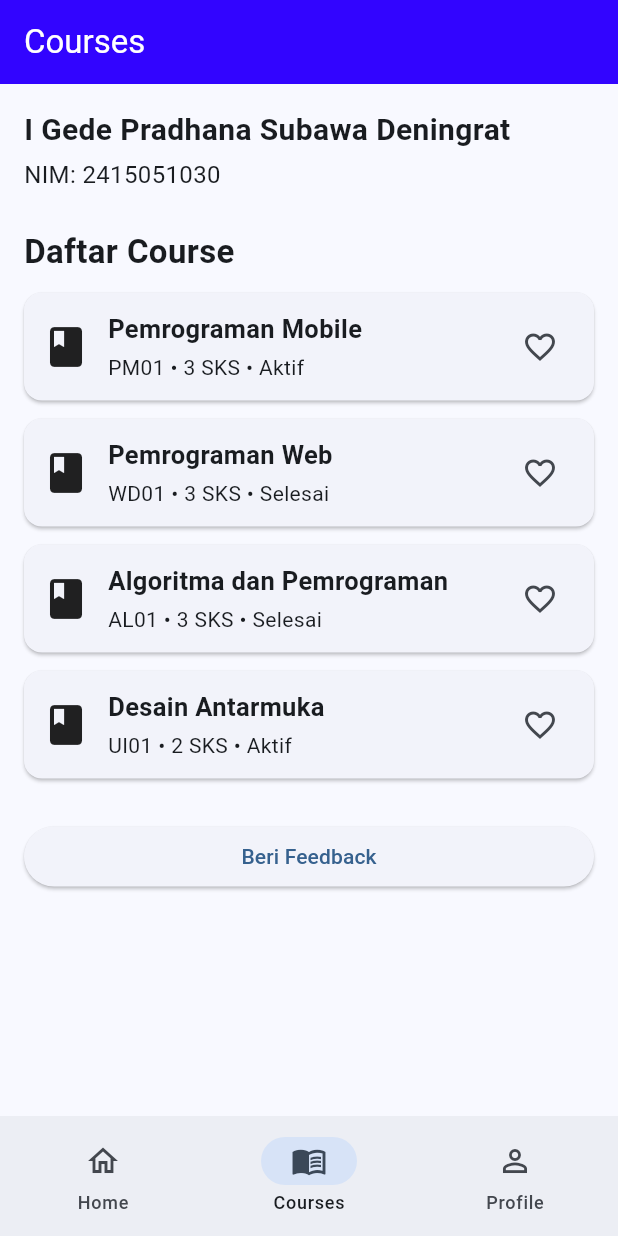
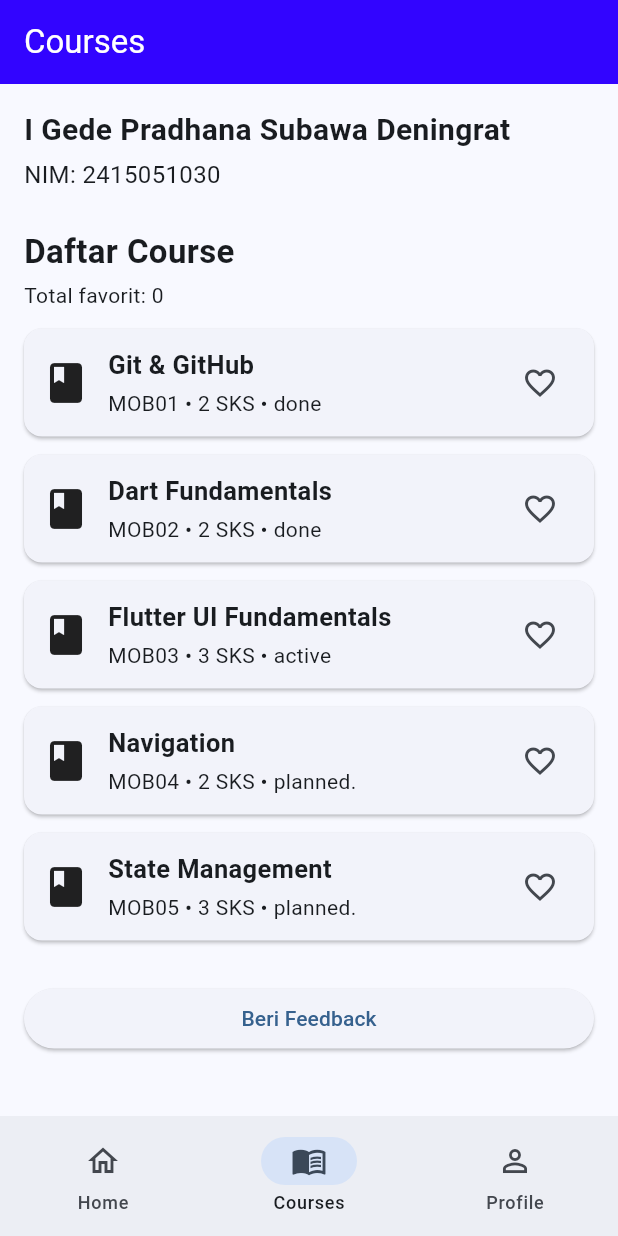
Before and after one commit to GedePradhana/flutter_ui_pert5, a Flutter app: the screen it shows after launch, item 2 of the bottom bar chosen, on a phone screen of 412 x 824 dp. Run offline on Flutter 3.47's test engine with Material 3 defaults, Android fonts, the phone set to English and light mode, and no system bars.

Commit message:
Terapkan lifting state up dan single source of truth

```diff
--- a/lib/main.dart
+++ b/lib/main.dart
@@ -1,7 +1,30 @@
+import 'dart:convert';
 import 'package:flutter/material.dart';
+import 'package:flutter/services.dart' show rootBundle;
 
 const String studentName = 'I Gede Pradhana Subawa Deningrat';
 const String studentId = '2415051030';
+
+// ==================== DATA COURSE ====================
+// Data course TIDAK lagi hardcoded di sini. Data diambil dari
+// assets/data/student_data.json (lihat loadCourseData di bawah).
+// Field 'favorite' tetap tidak ada di sumber data, karena status
+// favorite dimiliki oleh MainNavigationPage (single source of truth).
+
+// Membaca dan mem-parsing file JSON di folder data.
+// Catatan: langkah ini nantinya akan dipisah ke CourseService
+// (Tahap 9) dan CourseRepository (Tahap 10) agar tidak dipanggil
+// langsung dari UI.
+Future<List<Map<String, dynamic>>> loadCourseData() async {
+  final jsonString = await rootBundle.loadString(
+    'assets/data/student_data.json',
+  );
+
+  final data = jsonDecode(jsonString) as Map<String, dynamic>;
+  final list = data['courses'] as List<dynamic>;
+
+  return list.cast<Map<String, dynamic>>();
+}
 
 void main() {
   runApp(const MyApp());
@@ -32,6 +55,13 @@ class MyApp extends StatelessWidget {
 }
 
 // ==================== MAIN NAVIGATION ====================
+// TAHAP 3: LIFTING STATE UP
+// State favorite dipindahkan ke MainNavigationPage karena
+// ini adalah ancestor terdekat dari HomePage dan CoursesPage
+// (dua widget yang sama-sama membutuhkan data favorite).
+//
+// MainNavigationPage juga menjadi tempat courses dimuat dari
+// JSON, supaya hanya ada SATU proses loading untuk seluruh app.
 
 class MainNavigationPage extends StatefulWidget {
   const MainNavigationPage({super.key});
@@ -45,16 +75,101 @@ class _MainNavigationPageState
     extends State<MainNavigationPage> {
   int currentIndex = 0;
 
-  final List<Widget> pages = const [
-    HomePage(),
-    CoursesPage(),
-    ProfilePage(),
-  ];
+  // SINGLE SOURCE OF TRUTH
+  // Hanya ada SATU tempat penyimpanan favorite di seluruh aplikasi.
+  // Child tidak boleh menyimpan salinan sendiri.
+  final Set<String> favoriteCodes = {};
+
+  // Data course hasil load dari JSON, dan status loading-nya.
+  List<Map<String, dynamic>> courses = [];
+  bool isLoading = true;
+  String? errorMessage;
+
+  @override
+  void initState() {
+    super.initState();
+    _loadCourses();
+  }
+
+  Future<void> _loadCourses() async {
+    try {
+      final result = await loadCourseData();
+
+      if (!mounted) {
+        return;
+      }
+
+      setState(() {
+        courses = result;
+        isLoading = false;
+      });
+    } catch (e) {
+      if (!mounted) {
+        return;
+      }
+
+      setState(() {
+        errorMessage = e.toString();
+        isLoading = false;
+      });
+    }
+  }
+
+  // Aksi perubahan state. Method ini dikirim ke child
+  // sebagai callback.
+  void toggleFavorite(String code) {
+    setState(() {
+      if (favoriteCodes.contains(code)) {
+        favoriteCodes.remove(code);
+      } else {
+        favoriteCodes.add(code);
+      }
+    });
+  }
 
   @override
   Widget build(BuildContext context) {
     final isWide =
         MediaQuery.of(context).size.width >= 600;
+
+    // Selama data belum selesai dimuat, tampilkan loading
+    // penuh layar terlebih dahulu.
+    if (isLoading) {
+      return const Scaffold(
+        body: Center(
+          child: CircularProgressIndicator(),
+        ),
+      );
+    }
+
+    if (errorMessage != null) {
+      return Scaffold(
+        body: Center(
+          child: Padding(
+            padding: const EdgeInsets.all(16),
+            child: Text(
+              'Gagal memuat data course:\n$errorMessage',
+              textAlign: TextAlign.center,
+            ),
+          ),
+        ),
+      );
+    }
+
+    // pages dibuat di dalam build() karena sekarang
+    // bergantung pada state (favoriteCodes dan courses).
+    final List<Widget> pages = [
+      HomePage(
+        courses: courses,
+        favoriteCodes: favoriteCodes,
+      ),
+      CoursesPage(
+        courses: courses,
+        favoriteCodes: favoriteCodes,
+        onToggleFavorite: toggleFavorite,
+      ),
+      const ProfilePage(),
+    ];
 
     return Scaffold(
       body: Row(
@@ -125,18 +240,36 @@ class _MainNavigationPageState
 }
 
 // ==================== HOME PAGE ====================
+// WIDGET KE-1 yang menampilkan state favorite.
+// Hanya MEMBACA data dari parent (tidak punya salinan sendiri).
 
 class HomePage extends StatelessWidget {
-  const HomePage({super.key});
+  final List<Map<String, dynamic>> courses;
+  final Set<String> favoriteCodes;
+
+  const HomePage({
+    super.key,
+    required this.courses,
+    required this.favoriteCodes,
+  });
 
   @override
   Widget build(BuildContext context) {
+    // Ambil judul course yang difavoritkan berdasarkan kode.
+    final favoriteTitles = courses
+        .where(
+          (course) =>
+              favoriteCodes.contains(course['code']),
+        )
+        .map((course) => course['title'] as String)
+        .toList();
+
     return Scaffold(
       appBar: AppBar(
         title: const Text('Home'),
       ),
       body: Center(
-        child: Padding(
+        child: SingleChildScrollView(
           padding: const EdgeInsets.all(16),
           child: Column(
             mainAxisSize: MainAxisSize.min,
@@ -182,6 +315,47 @@ class HomePage extends StatelessWidget {
                 'Selamat datang di Course Explorer.',
                 textAlign: TextAlign.center,
               ),
+
+              const SizedBox(height: 24),
+
+              // Tampilan state favorite (dibaca dari parent)
+              Card(
+                child: Padding(
+                  padding: const EdgeInsets.all(16),
+                  child: Column(
+                    children: [
+                      Row(
+                        mainAxisSize: MainAxisSize.min,
+                        children: [
+                          const Icon(
+                            Icons.favorite,
+                            color: Colors.red,
+                          ),
+                          const SizedBox(width: 8),
+                          Text(
+                            'Course Favorit: ${favoriteCodes.length}',
+                            style: const TextStyle(
+                              fontSize: 18,
+                              fontWeight: FontWeight.bold,
+                            ),
+                          ),
+                        ],
+                      ),
+
+                      const SizedBox(height: 8),
+
+                      if (favoriteTitles.isEmpty)
+                        const Text(
+                          'Belum ada course favorit.',
+                        )
+                      else
+                        ...favoriteTitles.map(
+                          (title) => Text('• $title'),
+                        ),
+                    ],
+                  ),
+                ),
+              ),
             ],
           ),
         ),
@@ -191,47 +365,27 @@ class HomePage extends StatelessWidget {
 }
 
 // ==================== COURSES PAGE ====================
+// WIDGET KE-2 yang memakai state favorite.
+// Sekarang StatelessWidget karena tidak lagi memiliki state sendiri:
+//  - data masuk lewat constructor (courses, favoriteCodes)
+//  - aksi keluar lewat callback (onToggleFavorite)
 
-class CoursesPage extends StatefulWidget {
-  const CoursesPage({super.key});
+class CoursesPage extends StatelessWidget {
+  final List<Map<String, dynamic>> courses;
+  final Set<String> favoriteCodes;
+  final void Function(String code) onToggleFavorite;
 
-  @override
-  State<CoursesPage> createState() => _CoursesPageState();
-}
+  const CoursesPage({
+    super.key,
+    required this.courses,
+    required this.favoriteCodes,
+    required this.onToggleFavorite,
+  });
 
-class _CoursesPageState extends State<CoursesPage> {
-  final List<Map<String, dynamic>> courses = [
-    {
-      'code': 'PM01',
-      'title': 'Pemrograman Mobile',
-      'credits': 3,
-      'status': 'Aktif',
-      'favorite': false,
-    },
-    {
-      'code': 'WD01',
-      'title': 'Pemrograman Web',
-      'credits': 3,
-      'status': 'Selesai',
-      'favorite': false,
-    },
-    {
-      'code': 'AL01',
-      'title': 'Algoritma dan Pemrograman',
-      'credits': 3,
-      'status': 'Selesai',
-      'favorite': false,
-    },
-    {
-      'code': 'UI01',
-      'title': 'Desain Antarmuka',
-      'credits': 2,
-      'status': 'Aktif',
-      'favorite': false,
-    },
-  ];
-
-  void showCourseMessage(String title) {
+  void showCourseMessage(
+    BuildContext context,
+    String title,
+  ) {
     ScaffoldMessenger.of(context).showSnackBar(
       SnackBar(
         content: Text('$title dipilih'),
@@ -275,28 +429,37 @@ class _CoursesPageState extends State<CoursesPage> {
             ),
           ),
 
+          const SizedBox(height: 4),
+
+          // Nilai ini harus selalu sama dengan yang tampil di Home
+          Text(
+            'Total favorit: ${favoriteCodes.length}',
+          ),
+
           const SizedBox(height: 12),
 
           ...courses.map(
             (course) {
+              final code = course['code'] as String;
+
               return CourseInteractionCard(
                 title: course['title'] as String,
-                code: course['code'] as String,
+                code: code,
                 credits: course['credits'] as int,
                 status: course['status'] as String,
-                favorite: course['favorite'] as bool,
+                // data dari parent
+                favorite: favoriteCodes.contains(code),
                 onTap: () {
                   showCourseMessage(
+                    context,
                     course['title'] as String,
                   );
                 },
                 // I Gede Pradhana Subawa Deningrat
                 // 2415051030
+                // aksi dikirim balik ke parent lewat callback
                 onFavorite: () {
-                  setState(() {
-                    course['favorite'] =
-                        !(course['favorite'] as bool);
-                  });
+                  onToggleFavorite(code);
                 },
               );
             },
@@ -323,7 +486,7 @@ class _CoursesPageState extends State<CoursesPage> {
 }
 
 // ==================== INTERACTION CARD ====================
-// I Gede Pradahan Subawa Deningrat
+// I Gede Pradhana Subawa Deningrat
 // 2415051030
 class CourseInteractionCard extends StatelessWidget {
   final String title;
@@ -394,6 +557,7 @@ class CourseInteractionCard extends StatelessWidget {
                   favorite
                       ? Icons.favorite
                       : Icons.favorite_border,
+                  color: favorite ? Colors.red : null,
                 ),
               ),
             ],
@@ -403,8 +567,6 @@ class CourseInteractionCard extends StatelessWidget {
     );
   }
 }
-
-
 
 // ==================== FEEDBACK PAGE ====================
 
```
